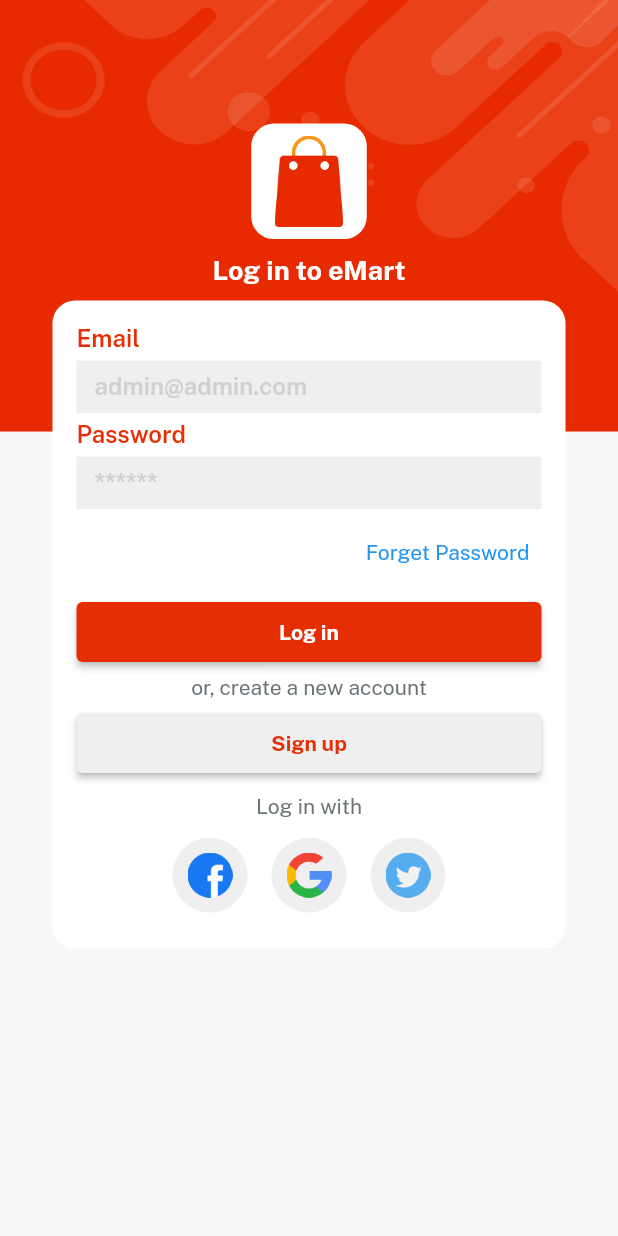
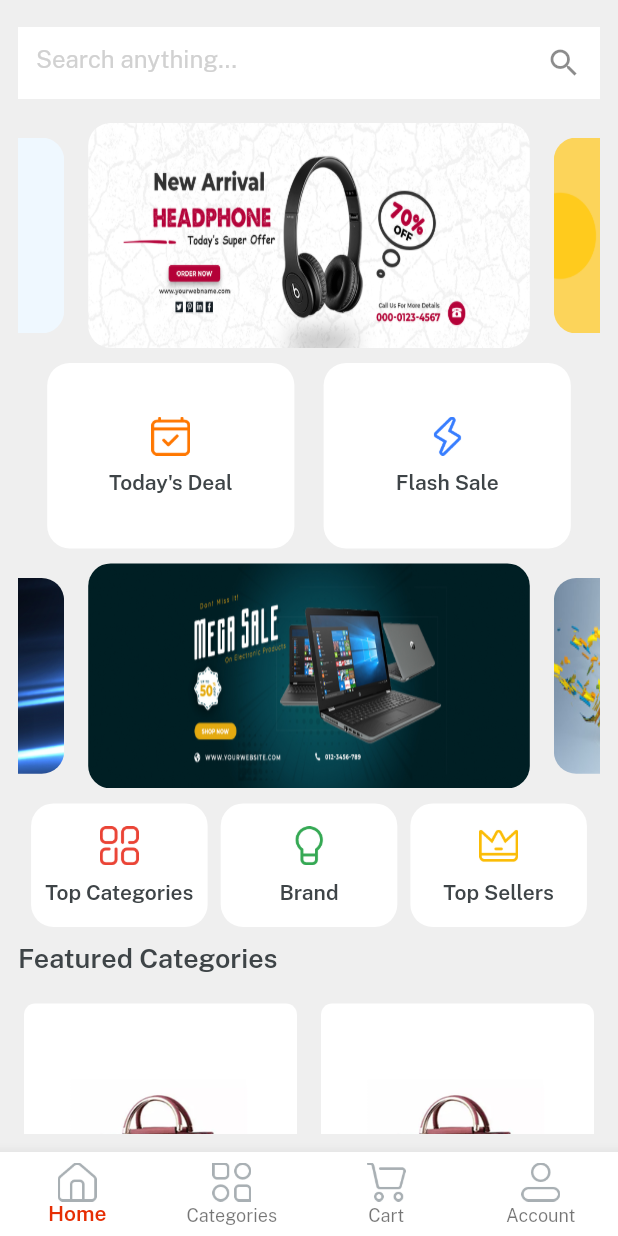
Before and after one commit to rohity20/Meesho-Clone, a Flutter app: the screen it shows after launch, after a tap on "Log in", on a phone screen of 412 x 824 dp. Run offline on Flutter 3.47's test engine with Material 2 defaults, Android fonts, the phone set to English and light mode, and no system bars; drawn by our look-alikes of velocity_x; our stand-ins replace get.

Commit message:
login, signup and home screen added

```diff
--- a/Flutter_E-Mart/lib/consts/lists.dart
+++ b/Flutter_E-Mart/lib/consts/lists.dart
@@ -1,3 +1,6 @@
 import 'package:emart_app/consts/images.dart';
 
 const socialIconList = [icFacebookLogo, icGoogleLogo, icTwitterLogo];
+
+const sliderList = [imgSlider1, imgSlider2, imgSlider3, imgSlider4];
+const secondSlidersList = [imgSs1, imgSs2, imgSs3, imgSs4];
--- a/Flutter_E-Mart/lib/consts/strings.dart
+++ b/Flutter_E-Mart/lib/consts/strings.dart
@@ -1,3 +1,5 @@
+import 'package:flutter/foundation.dart';
+
 const appname = "eMart";
 const appversion = "Version 1.0.0";
 const credits = "@Baaba Devs";
@@ -16,3 +18,18 @@ const loginWith = "Log in with";
 const privacyPolicy = "Privacy Policy";
 const termAndCond = "Term and Conditions";
 const alreadyHaveAccount = "Already have an account? ";
+
+//home string
+const home = "Home",
+    categories = "Categories",
+    cart = "Cart",
+    account = "Account";
+
+//home screen strings
+const searchanything = "Search anything...",
+    todayDeal = "Today's Deal",
+    flashsale = "Flash Sale",
+    topsellers = "Top Sellers",
+    brand = "Brand",
+    topCategories = "Top Categories",
+    featuredCategories = "Featured Categories";
--- /dev/null
+++ b/Flutter_E-Mart/lib/controllers/home_controller.dart
@@ -0,0 +1,5 @@
+import 'package:get/get.dart';
+
+class HomeController extends GetxController {
+  var currentNavIndex = 0.obs;
+}
--- a/Flutter_E-Mart/lib/views/auth_screen/login_screen.dart
+++ b/Flutter_E-Mart/lib/views/auth_screen/login_screen.dart
@@ -1,6 +1,7 @@
 import 'package:emart_app/consts/consts.dart';
 import 'package:emart_app/consts/lists.dart';
 import 'package:emart_app/views/auth_screen/signup_screen.dart';
+import 'package:emart_app/views/home_screen/home.dart';
 import 'package:emart_app/widgets_common/applogo_widget.dart';
 import 'package:emart_app/widgets_common/bg_widget.dart';
 import 'package:emart_app/widgets_common/custom_textfield.dart';
@@ -34,13 +35,12 @@ class LoginScreen extends StatelessWidget {
                       onPressed: () {}, child: forgetPass.text.make())),
               5.heightBox,
               ourButton(
-                      color: redColor,
-                      title: login,
-                      textColor: whiteColor,
-                      onPress: () {})
-                  .box
-                  .width(context.screenWidth - 50)
-                  .make(),
+                  color: redColor,
+                  title: login,
+                  textColor: whiteColor,
+                  onPress: () {
+                    Get.to(() => const Home());
+                  }).box.width(context.screenWidth - 50).make(),
               5.heightBox,
               createNewAccount.text.color(fontGrey).make(),
               5.heightBox,
--- /dev/null
+++ b/Flutter_E-Mart/lib/views/cart_screen/cart_screen.dart
@@ -0,0 +1,17 @@
+import 'package:emart_app/consts/consts.dart';
+
+class CartScreen extends StatelessWidget {
+  const CartScreen({super.key});
+
+  @override
+  Widget build(BuildContext context) {
+    return Container(
+      color: Colors.white,
+      child: "Cart is Empty!"
+          .text
+          .fontFamily(semibold)
+          .color(darkFontGrey)
+          .makeCentered(),
+    );
+  }
+}
--- /dev/null
+++ b/Flutter_E-Mart/lib/views/category_screen/category_screen.dart
@@ -0,0 +1,10 @@
+import 'package:emart_app/consts/consts.dart';
+
+class CategoryScreen extends StatelessWidget {
+  const CategoryScreen({super.key});
+
+  @override
+  Widget build(BuildContext context) {
+    return Container(color: Colors.yellow);
+  }
+}
--- /dev/null
+++ b/Flutter_E-Mart/lib/views/home_screen/home.dart
@@ -0,0 +1,52 @@
+import 'package:emart_app/consts/consts.dart';
+import 'package:emart_app/controllers/home_controller.dart';
+import 'package:emart_app/views/cart_screen/cart_screen.dart';
+import 'package:emart_app/views/category_screen/category_screen.dart';
+import 'package:emart_app/views/home_screen/home_screen.dart';
+import 'package:emart_app/views/profile_screen.dart/profile_screen.dart';
+import 'package:get/get.dart';
+
+class Home extends StatelessWidget {
+  const Home({super.key});
+
+  @override
+  Widget build(BuildContext context) {
+    //init home controller
+    var controller = Get.put(HomeController());
+    var navbarItem = [
+      BottomNavigationBarItem(
+          icon: Image.asset(icHome, width: 26), label: home),
+      BottomNavigationBarItem(
+          icon: Image.asset(icCategories, width: 26), label: categories),
+      BottomNavigationBarItem(
+          icon: Image.asset(icCart, width: 26), label: cart),
+      BottomNavigationBarItem(
+          icon: Image.asset(icProfile, width: 26), label: account)
+    ];
+
+    var navBody = [
+      const HomeScreen(),
+      const CategoryScreen(),
+      const CartScreen(),
+      const ProfileScreen()
+    ];
+    return Scaffold(
+      body: Column(
+        children: [
+          Obx(() => Expanded(
+              child: navBody.elementAt(controller.currentNavIndex.value))),
+        ],
+      ),
+      bottomNavigationBar: Obx(
+        () => BottomNavigationBar(
+            currentIndex: controller.currentNavIndex.value,
+            selectedItemColor: redColor,
+            selectedLabelStyle: const TextStyle(fontFamily: semibold),
+            type: BottomNavigationBarType.fixed,
+            backgroundColor: whiteColor,
+            items: navbarItem,
+            onTap: (value) => controller.currentNavIndex.value = value),
+      ),
+    );
+  }
+}
--- /dev/null
+++ b/Flutter_E-Mart/lib/views/home_screen/home_screen.dart
@@ -0,0 +1,184 @@
+import 'package:emart_app/consts/consts.dart';
+import 'package:emart_app/consts/lists.dart';
+import 'package:emart_app/widgets_common/home_buttons.dart';
+
+class HomeScreen extends StatelessWidget {
+  const HomeScreen({super.key});
+
+  @override
+  Widget build(BuildContext context) {
+    return Container(
+      padding: const EdgeInsets.all(12),
+      color: lightGrey,
+      width: context.screenWidth,
+      height: context.screenHeight,
+      child: SafeArea(
+          child: Column(
+        children: [
+          Container(
+            alignment: Alignment.center,
+            height: 60,
+            color: lightGrey,
+            child: TextFormField(
+              decoration: const InputDecoration(
+                border: InputBorder.none,
+                suffixIcon: Icon(Icons.search),
+                filled: true,
+                fillColor: whiteColor,
+                hintText: searchanything,
+                hintStyle: TextStyle(color: textfieldGrey),
+              ),
+            ),
+          ),
+          10.heightBox,
+          Expanded(
+            child: SingleChildScrollView(
+              physics: const BouncingScrollPhysics(),
+              child: Column(
+                children: [
+                  //swipers brands
+                  VxSwiper.builder(
+                    aspectRatio: 16 / 9,
+                    autoPlay: true,
+                    height: 150,
+                    enlargeCenterPage: true,
+                    itemCount: sliderList.length,
+                    itemBuilder: (context, index) {
+                      return Image.asset(
+                        sliderList[index],
+                        fit: BoxFit.fill,
+                      )
+                          .box
+                          .rounded
+                          .clip(Clip.antiAlias)
+                          .margin(const EdgeInsets.symmetric(horizontal: 8))
+                          .make();
+                    },
+                  ),
+
+                  10.heightBox,
+                  //deals buttons
+                  Row(
+                      mainAxisAlignment: MainAxisAlignment.spaceEvenly,
+                      children: List.generate(
+                          2,
+                          (index) => homeButtons(
+                                height: context.screenHeight * 0.15,
+                                width: context.screenWidth / 2.5,
+                                icon: index == 0 ? icTodaysDeal : icFlashDeal,
+                                title: index == 0 ? todayDeal : flashsale,
+                              ))),
+
+                  // 2nd swippers
+                  10.heightBox,
+                  // swipper brands
+                  VxSwiper.builder(
+                    aspectRatio: 16 / 9,
+                    autoPlay: true,
+                    height: 150,
+                    enlargeCenterPage: true,
+                    itemCount: secondSlidersList.length,
+                    itemBuilder: (context, index) {
+                      return Image.asset(
+                        secondSlidersList[index],
+                        fit: BoxFit.fill,
+                      )
+                          .box
+                          .rounded
+                          .clip(Clip.antiAlias)
+                          .margin(const EdgeInsets.symmetric(horizontal: 8))
+                          .make();
+                    },
+                  ),
+
+                  //category buttons
+                  10.heightBox,
+                  Row(
+                    mainAxisAlignment: MainAxisAlignment.spaceEvenly,
+                    children: List.generate(
+                        3,
+                        (index) => homeButtons(
+                              height: context.screenHeight * 0.1, //0.15
+                              width: context.screenWidth / 3.5,
+                              icon: index == 0
+                                  ? icTopCategories
+                                  : index == 1
+                                      ? icBrands
+                                      : icTopSeller,
+                              title: index == 0
+                                  ? topCategories
+                                  : index == 1
+                                      ? brand
+                                      : topsellers,
+                            )),
+                  ),
+
+                  //featured categories
+                  10.heightBox,
+
+                  Align(
+                    alignment: Alignment.centerLeft,
+                    child: featuredCategories.text
+                        .color(darkFontGrey)
+                        .size(18)
+                        .fontFamily(semibold)
+                        .make(),
+                  ),
+
+                  // -----------------------------------------
+
+                  //all products section
+                  20.heightBox,
+                  GridView.builder(
+                    physics: const NeverScrollableScrollPhysics(),
+                    shrinkWrap: true,
+                    itemCount: 6,
+                    gridDelegate:
+                        const SliverGridDelegateWithFixedCrossAxisCount(
+                            crossAxisCount: 2,
+                            mainAxisSpacing: 8,
+                            crossAxisSpacing: 8,
+                            mainAxisExtent: 300),
+                    itemBuilder: (context, index) {
+                      return Column(
+                        crossAxisAlignment: CrossAxisAlignment.start,
+                        children: [
+                          Image.asset(
+                            imgP5,
+                            height: 200,
+                            width: 200,
+                            fit: BoxFit.cover,
+                          ),
+                          const Spacer(),
+                          "Laptop 4GB/64GB"
+                              .text
+                              .fontFamily(semibold)
+                              .color(darkFontGrey)
+                              .make(),
+                          10.heightBox,
+                          "\$600"
+                              .text
+                              .color(redColor)
+                              .fontFamily(bold)
+                              .size(16)
+                              .make(),
+                          10.heightBox,
+                        ],
+                      )
+                          .box
+                          .white
+                          .margin(const EdgeInsets.symmetric(horizontal: 4))
+                          .roundedSM
+                          .padding(const EdgeInsets.all(12))
+                          .make();
+                    },
+                  )
+                ],
+              ),
+            ),
+          ),
+        ],
+      )),
+    );
+  }
+}
--- /dev/null
+++ b/Flutter_E-Mart/lib/views/profile_screen.dart/profile_screen.dart
@@ -0,0 +1,10 @@
+import 'package:emart_app/consts/consts.dart';
+
+class ProfileScreen extends StatelessWidget {
+  const ProfileScreen({super.key});
+
+  @override
+  Widget build(BuildContext context) {
+    return Container(color: Colors.red);
+  }
+}
--- /dev/null
+++ b/Flutter_E-Mart/lib/widgets_common/home_buttons.dart
@@ -0,0 +1,12 @@
+import 'package:emart_app/consts/consts.dart';
+
+Widget homeButtons({width, height, icon, String? title, onPress}) {
+  return Column(
+    mainAxisAlignment: MainAxisAlignment.center,
+    children: [
+      Image.asset(icon, width: 26),
+      10.heightBox,
+      title!.text.fontFamily(semibold).color(darkFontGrey).make()
+    ],
+  ).box.rounded.white.size(width, height).make();
+}
```
Also changed, not shown: Flutter_E-Mart/lib/views/auth_screen/signup_screen.dart (line endings or trailing spaces).
